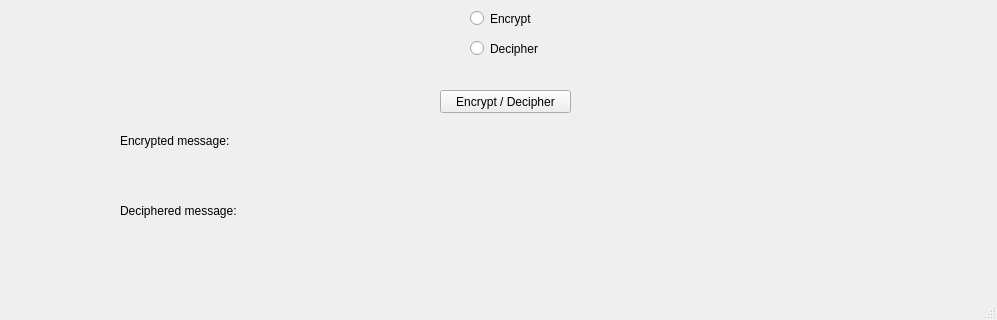
Before: the Qt Designer form 3_ADFGVX_cipher/gui.ui in kisar18/Cryptology_exercises, drawn with Qt 5; both pictures show x 0 to 997 and y 579 to 899 of the 997 by 899 pixel window.
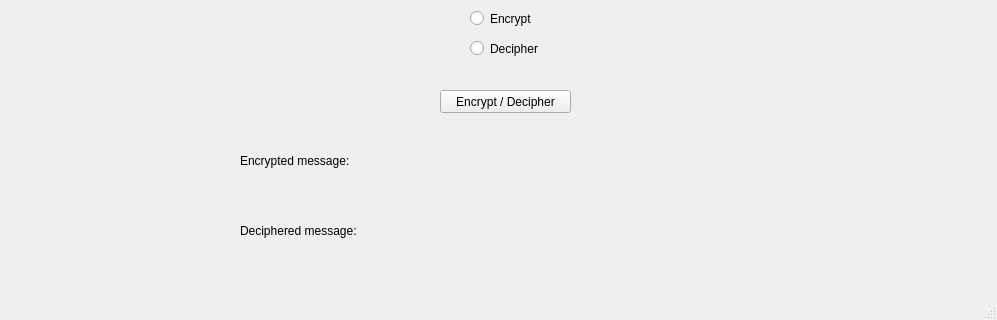
After: the same form once the commit is applied.

The edit to the form file:
```diff
--- a/3_ADFGVX_cipher/gui.ui
+++ b/3_ADFGVX_cipher/gui.ui
@@ -113,8 +113,8 @@
    <widget class="QLabel" name="label_3">
     <property name="geometry">
      <rect>
-      <x>120</x>
-      <y>690</y>
+      <x>240</x>
+      <y>710</y>
       <width>121</width>
       <height>21</height>
      </rect>
@@ -126,9 +126,9 @@
    <widget class="QLabel" name="encResult">
     <property name="geometry">
      <rect>
-      <x>310</x>
-      <y>690</y>
-      <width>611</width>
+      <x>430</x>
+      <y>710</y>
+      <width>461</width>
       <height>41</height>
      </rect>
     </property>
@@ -290,8 +290,8 @@
    <widget class="QLabel" name="label_5">
     <property name="geometry">
      <rect>
-      <x>120</x>
-      <y>760</y>
+      <x>240</x>
+      <y>780</y>
       <width>121</width>
       <height>21</height>
      </rect>
@@ -303,9 +303,9 @@
    <widget class="QLabel" name="decResult">
     <property name="geometry">
      <rect>
-      <x>310</x>
-      <y>760</y>
-      <width>611</width>
+      <x>430</x>
+      <y>780</y>
+      <width>461</width>
       <height>41</height>
      </rect>
     </property>
```
